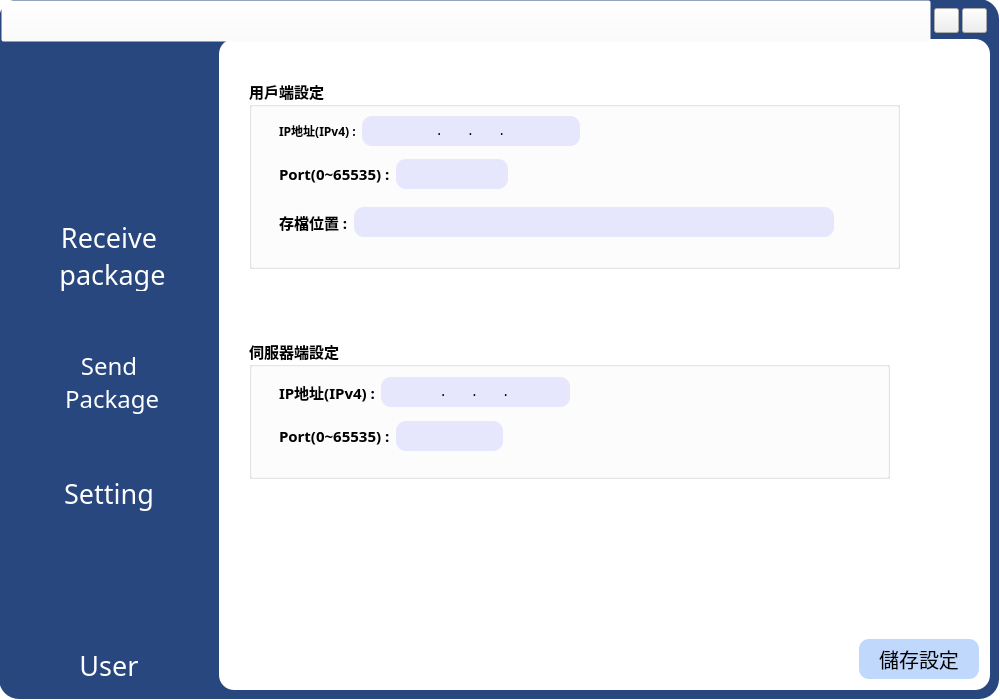
Old version of the form src/gui/MainWindow.ui in the repository hmes98318/Logistics-Station.
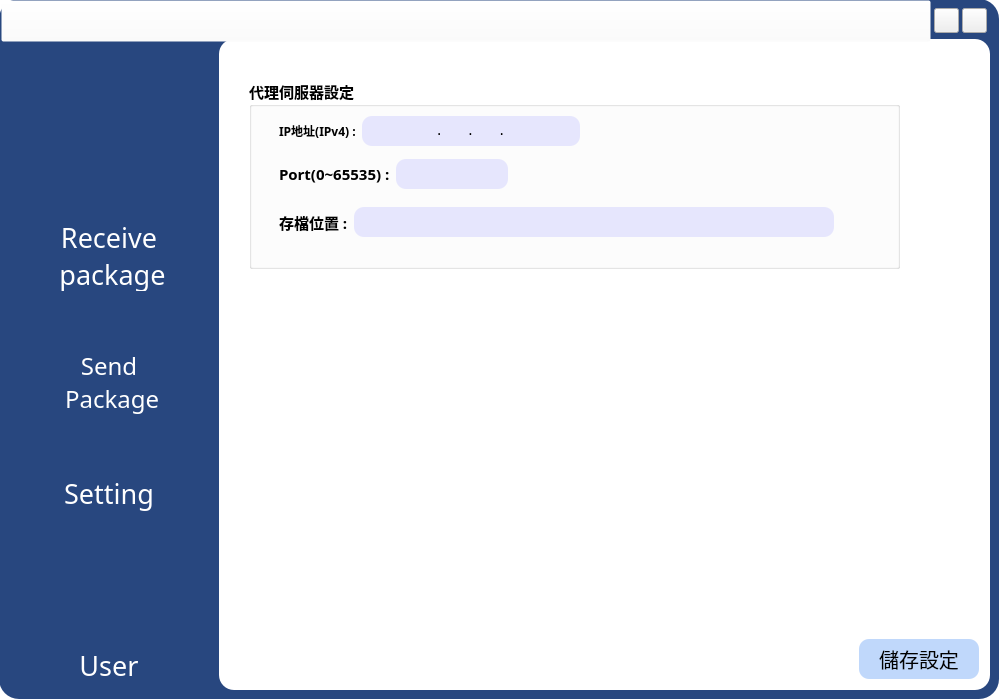
New version of the form. The open tabs and pages were chosen to show the change. Icons and pictures are not drawn.

Patch:
```diff
--- a/src/gui/MainWindow.ui
+++ b/src/gui/MainWindow.ui
@@ -743,158 +743,6 @@
        <bool>false</bool>
       </property>
      </widget>
-     <widget class="QGroupBox" name="groupBox_server">
-      <property name="geometry">
-       <rect>
-        <x>30</x>
-        <y>300</y>
-        <width>641</width>
-        <height>140</height>
-       </rect>
-      </property>
-      <property name="font">
-       <font>
-        <family>標楷體</family>
-        <pointsize>11</pointsize>
-        <weight>75</weight>
-        <bold>true</bold>
-       </font>
-      </property>
-      <property name="title">
-       <string>伺服器端設定</string>
-      </property>
-      <property name="flat">
-       <bool>true</bool>
-      </property>
-      <widget class="QWidget" name="verticalLayoutWidget_3">
-       <property name="geometry">
-        <rect>
-         <x>30</x>
-         <y>30</y>
-         <width>591</width>
-         <height>91</height>
-        </rect>
-       </property>
-       <layout class="QVBoxLayout" name="Layout_server1">
-        <item>
-         <layout class="QHBoxLayout" name="Layout_server2">
-          <item>
-           <widget class="QLabel" name="hint_serverIP">
-            <property name="font">
-             <font>
-              <family>微軟正黑體</family>
-             </font>
-            </property>
-            <property name="text">
-             <string>IP地址(IPv4) :</string>
-            </property>
-           </widget>
-          </item>
-          <item>
-           <widget class="QLineEdit" name="input_serverIP">
-            <property name="maximumSize">
-             <size>
-              <width>16777215</width>
-              <height>30</height>
-             </size>
-            </property>
-            <property name="font">
-             <font>
-              <family>Consolas</family>
-              <pointsize>10</pointsize>
-             </font>
-            </property>
-            <property name="styleSheet">
-             <string notr="true">background-color: rgba(170, 170, 255, 70);
-border-radius: 10px;</string>
-            </property>
-            <property name="inputMask">
-             <string>000.000.000.000</string>
-            </property>
-            <property name="alignment">
-             <set>Qt::AlignCenter</set>
-            </property>
-           </widget>
-          </item>
-          <item>
-           <spacer name="horizontalSpacer_3">
-            <property name="orientation">
-             <enum>Qt::Horizontal</enum>
-            </property>
-            <property name="sizeHint" stdset="0">
-             <size>
-              <width>300</width>
-              <height>20</height>
-             </size>
-            </property>
-           </spacer>
-          </item>
-         </layout>
-        </item>
-        <item>
-         <layout class="QHBoxLayout" name="Layout_server3">
-          <item>
-           <widget class="QLabel" name="hint_serverPort">
-            <property name="font">
-             <font>
-              <family>微軟正黑體</family>
-             </font>
-            </property>
-            <property name="text">
-             <string>Port(0~65535) :</string>
-            </property>
-           </widget>
-          </item>
-          <item>
-           <widget class="QLineEdit" name="input_serverPort">
-            <property name="maximumSize">
-             <size>
-              <width>16777215</width>
-              <height>30</height>
-             </size>
-            </property>
-            <property name="font">
-             <font>
-              <family>Consolas</family>
-              <pointsize>10</pointsize>
-             </font>
-            </property>
-            <property name="styleSheet">
-             <string notr="true">background-color: rgba(170, 170, 255, 70);
-border-radius: 10px;</string>
-            </property>
-            <property name="inputMask">
-             <string/>
-            </property>
-            <property name="maxLength">
-             <number>5</number>
-            </property>
-            <property name="frame">
-             <bool>true</bool>
-            </property>
-            <property name="alignment">
-             <set>Qt::AlignCenter</set>
-            </property>
-           </widget>
-          </item>
-          <item>
-           <spacer name="horizontalSpacer_4">
-            <property name="orientation">
-             <enum>Qt::Horizontal</enum>
-            </property>
-            <property name="sizeHint" stdset="0">
-             <size>
-              <width>400</width>
-              <height>20</height>
-             </size>
-            </property>
-           </spacer>
-          </item>
-         </layout>
-        </item>
-       </layout>
-      </widget>
-     </widget>
      <widget class="QGroupBox" name="groupBox_client">
       <property name="geometry">
        <rect>
@@ -913,7 +761,7 @@
        </font>
       </property>
       <property name="title">
-       <string>用戶端設定</string>
+       <string>代理伺服器設定</string>
       </property>
       <property name="flat">
        <bool>true</bool>
```
Left out of the diff: 33 changed lines with no effect on the pictures.
